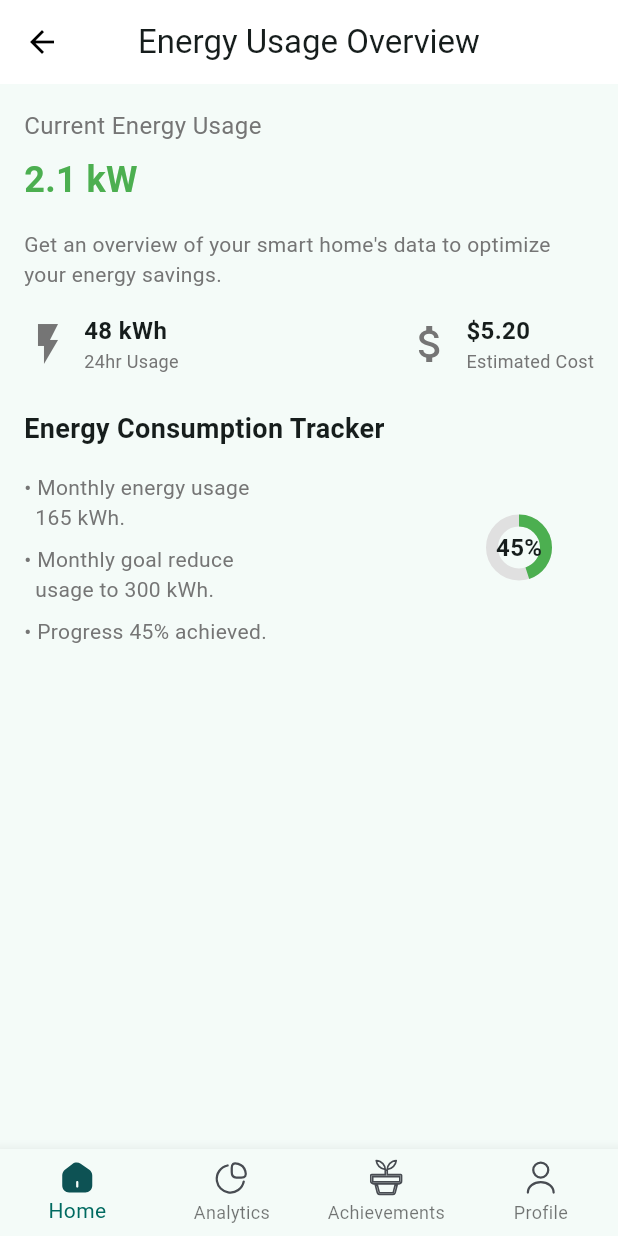
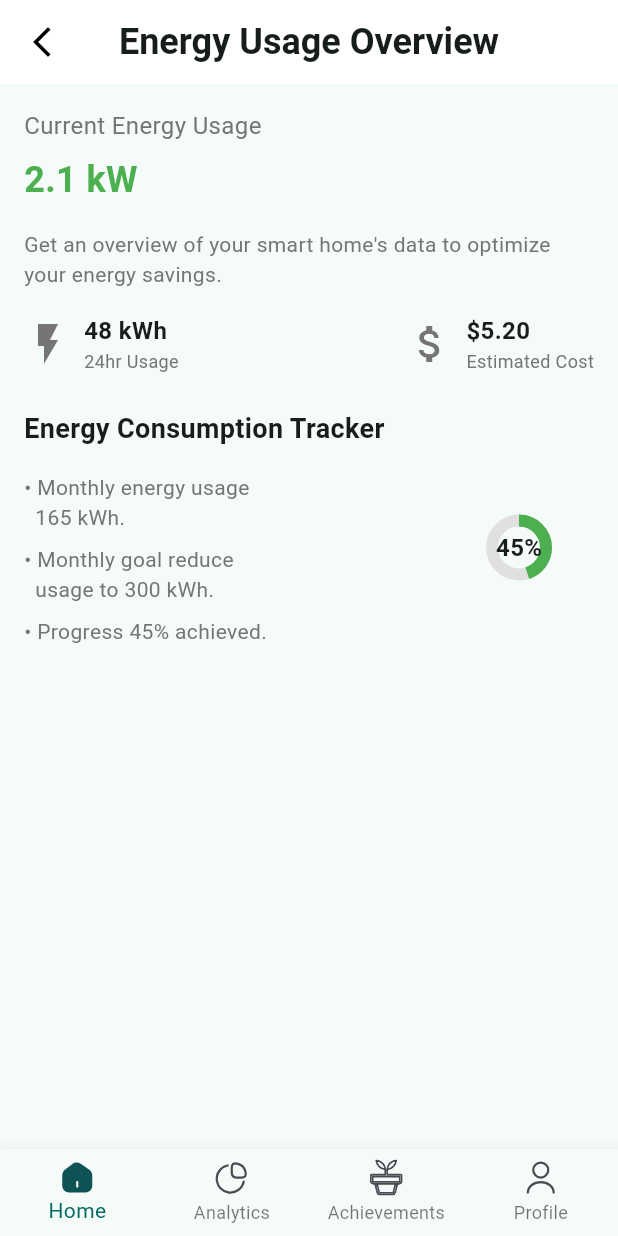
Before and after one commit to ali9issa99/Powerdown-Frontend, a Flutter app: the OverviewScreen screen opened directly with empty values, on a phone screen of 412 x 824 dp. Run offline on Flutter 3.47's test engine with Material 3 defaults, Android fonts, the phone set to English and light mode, and no system bars; our stand-ins replace fl_chart, flutter_svg.

Commit message:
fixed styling issues

```diff
--- a/lib/Screens/overviewScreen.dart
+++ b/lib/Screens/overviewScreen.dart
@@ -10,7 +10,18 @@ class OverviewScreen extends StatelessWidget {
   Widget build(BuildContext context) {
     return Scaffold(
       appBar: AppBar(
-        title: Text('Energy Usage Overview'),
+        title: Text('Energy Usage Overview',
+        style: TextStyle(
+            fontSize: 24,
+            fontWeight: FontWeight.w600,
+          ),
+        ),
+        leading: IconButton(
+          icon: const Icon(Icons.arrow_back_ios_new, color: Colors.black), // Custom back icon
+          onPressed: () {
+            Navigator.pop(context); // Navigate back to the previous screen
+          },
+        ),
         backgroundColor: Colors.white,
         centerTitle: true,
         elevation: 0,
```
